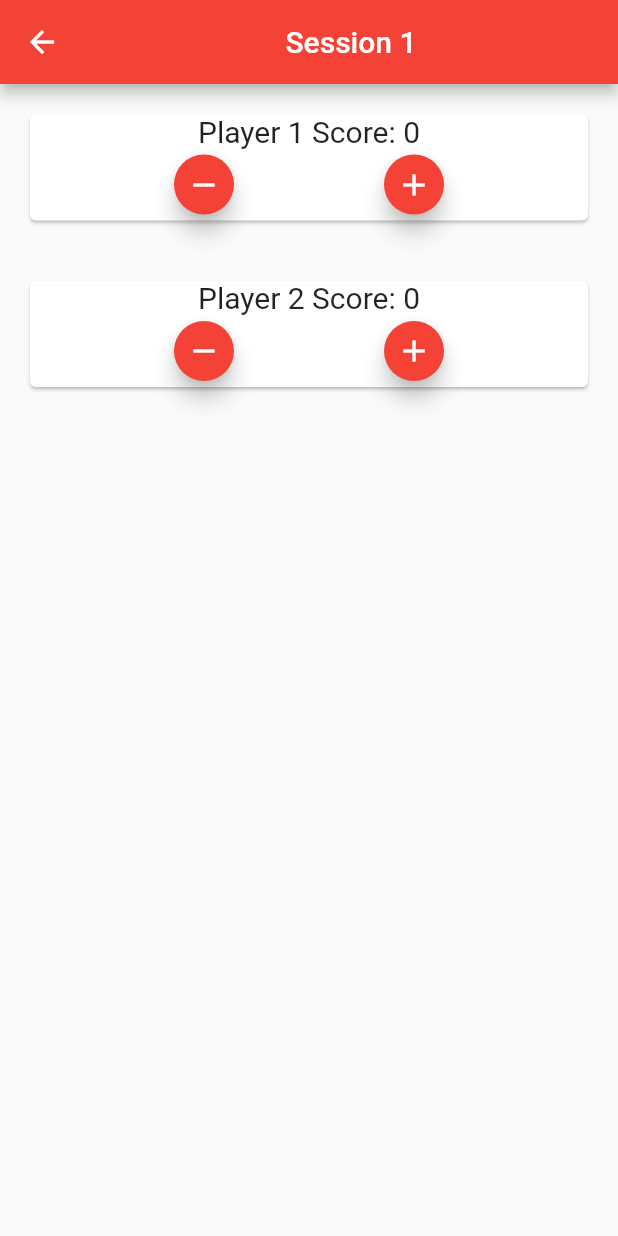
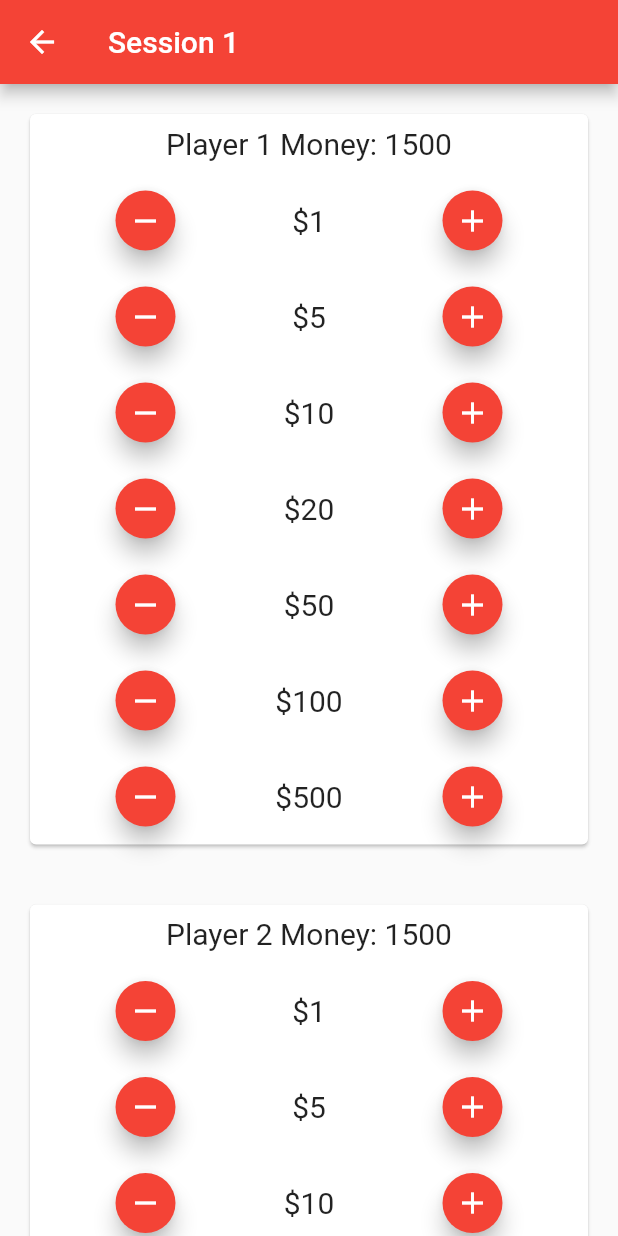
Before and after one commit to Ace1020302/counter-app, a Flutter app: the screen it shows after launch, after a tap on the "add" icon, after a tap on "Session 1", on a phone screen of 412 x 824 dp. Run offline on Flutter 3.47's test engine with Material 2 defaults, Android fonts, the phone set to English and light mode, and no system bars; our stand-ins replace flutter_slidable.

Commit message:
added more increment counters, changed default score to match monopoly

```diff
--- a/lib/components/session_widget.dart
+++ b/lib/components/session_widget.dart
@@ -24,7 +24,7 @@ class SessionWidgetState extends State<SessionWidget> {
     List<Counter> counters = session.counters;
     return Scaffold(
       appBar: AppBar(
-        title: Center(child: Text(session.name)),
+        title: Text(session.name),
       ),
       body: ListView.builder(
         itemCount: counters.length,
@@ -36,33 +36,21 @@ class SessionWidgetState extends State<SessionWidget> {
               child: Container(
                 child: Column(
                   children: <Widget>[
-                    Text(
-                      '${counter.name} Score: ${counter.score}',
-                      style: TextStyle(fontSize: 20),
+                    Padding(
+                      padding: const EdgeInsets.all(8.0),
+                      child: Text(
+                        '${counter.name} Money: ${counter.score}',
+                        style: TextStyle(fontSize: 20),
+                      ),
                     ),
-                    Row(
-                      mainAxisAlignment: MainAxisAlignment.spaceEvenly,
-                      children: <Widget>[
-                        FloatingActionButton(
-                          heroTag: 'btn1 index ${index}',
-                          mini: true,
-                          onPressed: () => setState(() {
-                            counter.score--;
-                          }),
-                          child: Icon(Icons.remove),
-                        ),
-                        FloatingActionButton(
-                          heroTag: 'btn2 index ${index}',
-                          mini: true,
-                          onPressed: () {
-                            setState(() {
-                              counter.score++;
-                            });
-                          },
-                          child: Icon(Icons.add),
-                        ),
-                      ],
-                    ),
+                    //Bottom sheet, Modal Widget for changing.
+                    incrementsRow(index, counter, 1),
+                    incrementsRow(index, counter, 5),
+                    incrementsRow(index, counter, 10),
+                    incrementsRow(index, counter, 20),
+                    incrementsRow(index, counter, 50),
+                    incrementsRow(index, counter, 100),
+                    incrementsRow(index, counter, 500),
                   ],
                 ),
               ),
@@ -72,4 +60,88 @@ class SessionWidgetState extends State<SessionWidget> {
       ),
     );
   }
+
+  incrementsRow(int index, Counter counter, int value) {
+    return Padding(
+      padding: const EdgeInsets.all(8.0),
+      child: Row(
+        mainAxisAlignment: MainAxisAlignment.spaceEvenly,
+        children: <Widget>[
+          FloatingActionButton(
+            heroTag: '-$value index $index',
+            mini: true,
+            onPressed: () => setState(() {
+              counter.score -= value;
+            }),
+            child: Icon(Icons.remove),
+          ),
+          Container(
+            width: 80,
+            child: Center(
+              child: Text(
+                '\$$value',
+                style: TextStyle(fontSize: 20),
+              ),
+            ),
+          ),
+          FloatingActionButton(
+            heroTag: '$value index $index',
+            mini: true,
+            onPressed: () {
+              setState(() {
+                counter.score += value;
+              });
+            },
+            child: Icon(Icons.add),
+          ),
+        ],
+      ),
+    );
+  }
 }
+
+class ArchivedSessionWidget extends StatefulWidget {
+  Session session;
+
+  ArchivedSessionWidget(this.session);
+
+  @override
+  State<StatefulWidget> createState() {
+    return ArchivedSessionWidgetState(session);
+  }
+}
+
+class ArchivedSessionWidgetState extends State<ArchivedSessionWidget> {
+  Session session;
+
+  ArchivedSessionWidgetState(this.session);
+
+  @override
+  Widget build(BuildContext context) {
+    List<Counter> counters = session.counters;
+    return Scaffold(
+      appBar: AppBar(
+        title: Center(child: Text(session.name)),
+      ),
+      body: ListView.builder(
+        itemCount: counters.length,
+        itemBuilder: (BuildContext context, int index) {
+          Counter counter = counters[index];
+          return Padding(
+            padding: const EdgeInsets.all(16.0),
+            child: Card(
+              child: Container(
+                constraints: BoxConstraints(minHeight: 30),
+                child: Text(
+                  '${counter.name} Score: ${counter.score}',
+                  style: TextStyle(fontSize: 20),
+                  textAlign: TextAlign.center,
+                ),
+              ),
+            ),
+          );
+        },
+      ),
+    );
+  }
+}
--- a/lib/counter.dart
+++ b/lib/counter.dart
@@ -1,6 +1,6 @@
 class Counter {
   String name;
-  int score;
+  int score = 1500;
 
-  Counter(this.name, this.score);
+  Counter(this.name);
 }
--- a/lib/screens/home_screen_2.dart
+++ b/lib/screens/home_screen_2.dart
@@ -6,11 +6,13 @@ import '../counter.dart';
 import '../session.dart';
 
 List<Session> sessions = [
-  Session('Session 1', [Counter('Player 1', 0), Counter('Player 2', 0)]),
-  Session('Session 2', [Counter('Player 1', 0), Counter('Player 2', 0)]),
-  Session('Session 3', [Counter('Player 1', 0), Counter('Player 2', 0)]),
-  Session('Session 4', [Counter('Player 1', 0), Counter('Player 2', 0)])
+  Session('Session 1', [Counter('Player 1'), Counter('Player 2')]),
+  Session('Session 2', [Counter('Player 1'), Counter('Player 2')]),
+  Session('Session 3', [Counter('Player 1'), Counter('Player 2')]),
+  Session('Session 4', [Counter('Player 1'), Counter('Player 2')])
 ];
+
+List<Session> archivedSessions = [];
 
 class HomeScreen extends StatefulWidget {
   @override
@@ -24,15 +26,26 @@ class HomeScreenState extends State<HomeScreen> {
   // List<Counter> counters = [Counter('Player 1', 0), Counter('Player 2', 0)];
   @override
   Widget build(BuildContext context) {
-    return Scaffold(
+    return DefaultTabController(
+      length: 2,
+      child: Scaffold(
         appBar: AppBar(
           title: Text(
             'Counter App',
             textAlign: TextAlign.center,
           ),
+          bottom: TabBar(tabs: <Widget>[Text('Sessions'), Text('Archieved')]),
         ),
         //SessionWidget(sessions[0])
-      body: ListView.builder(
+        body: TabBarView(
+          children: <Widget>[
+            (sessions.length <= 0 || sessions == null)
+                ? Center(
+                    child: Text('Add a Session',
+                        textAlign: TextAlign.center,
+                        style: TextStyle(fontSize: 30)),
+                  )
+                : ListView.separated(
                     itemCount: sessions.length,
                     itemBuilder: (BuildContext context, int index) => Slidable(
                       actionPane: SlidableDrawerActionPane(),
@@ -58,6 +71,10 @@ class HomeScreenState extends State<HomeScreen> {
                           icon: Icons.archive,
                           onTap: () {
                             print('Archived ${sessions[index].name}');
+                            setState(() {
+                              archivedSessions.add(sessions[index]);
+                              sessions.removeAt(index);
+                            });
                           },
                         ),
                         IconSlideAction(
@@ -73,6 +90,61 @@ class HomeScreenState extends State<HomeScreen> {
                         ),
                       ],
                     ),
+                    separatorBuilder: (BuildContext context, int index) =>
+                        Divider(
+                      color: Colors.grey[800],
+                      thickness: 1,
+                      height: 0,
+                    ),
+                  ),
+            (archivedSessions.length <= 0 || archivedSessions == null)
+                ? Center(
+                    child: Text('No Archived Sessions',
+                        textAlign: TextAlign.center,
+                        style: TextStyle(fontSize: 30)),
+                  )
+                : ListView.separated(
+                    itemCount: archivedSessions.length,
+                    itemBuilder: (BuildContext context, int index) => Slidable(
+                      actionPane: SlidableDrawerActionPane(),
+                      actionExtentRatio: 0.25,
+                      child: ListTile(
+                        onTap: () => Navigator.push(
+                          context,
+                          MaterialPageRoute(
+                            builder: (context) => ArchivedSessionWidget(
+                              archivedSessions[index],
+                            ),
+                          ),
+                        ),
+                        contentPadding: EdgeInsets.zero,
+                        title: Text(
+                          archivedSessions[index].name,
+                          textAlign: TextAlign.center,
+                        ),
+                      ),
+                      secondaryActions: <Widget>[
+                        IconSlideAction(
+                          caption: 'Delete',
+                          color: Colors.red[400],
+                          icon: Icons.delete,
+                          onTap: () {
+                            setState(() {
+                              archivedSessions.removeAt(index);
+                            });
+                            print('Deleted ${archivedSessions[index]}');
+                          },
+                        ),
+                      ],
+                    ),
+                    separatorBuilder: (BuildContext context, int index) =>
+                        Divider(
+                      color: Colors.grey[800],
+                      thickness: 1,
+                      height: 0,
+                    ),
+                  ),
+          ],
         ),
         floatingActionButton: FloatingActionButton(
           child: Icon(Icons.add),
@@ -82,16 +154,17 @@ class HomeScreenState extends State<HomeScreen> {
             });
           },
         ),
+      ),
     );
   }
 
   void addItem() {
     if (sessions == null || sessions.isEmpty) {
-      sessions.add(Session(
-          'Session ${1}', [Counter('Player 1', 0), Counter('Player 2', 0)]));
+      sessions.add(
+          Session('Session ${1}', [Counter('Player 1'), Counter('Player 2')]));
     } else {
       sessions.add(Session('Session ${sessions.length + 1}',
-          [Counter('Player 1', 0), Counter('Player 2', 0)]));
+          [Counter('Player 1'), Counter('Player 2')]));
     }
   }
 }
```
Lines whose indentation alone changed are shown as unchanged.
